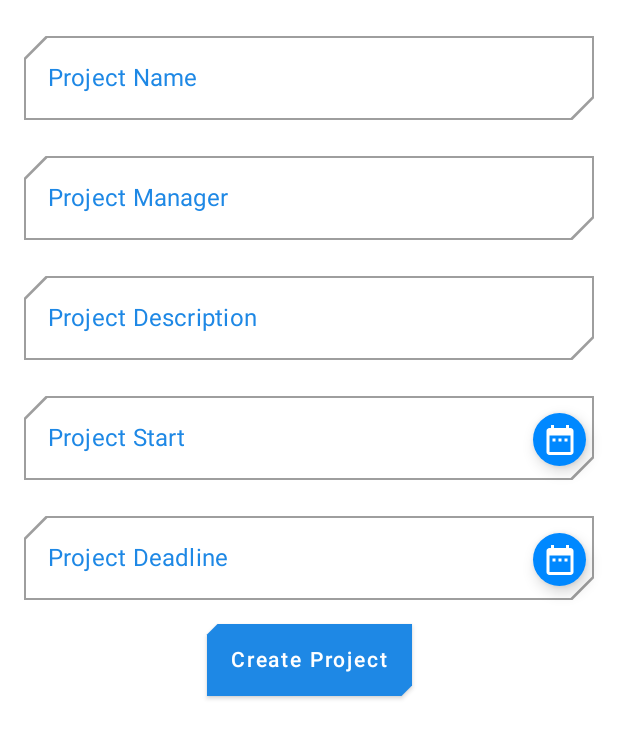
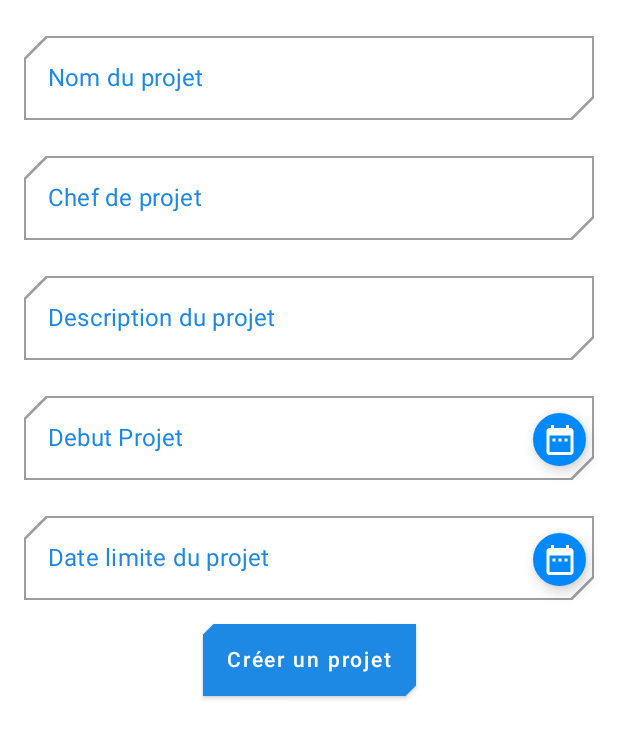
Before and after one commit to Ahmadou0306/MyApplication, an Android app built with Jetpack Compose: the composable ScaffoldContain shown on its own in the app's theme, on a phone screen of 412 x 824 dp. Shown: the top 738 px of the screen. Run offline under Robolectric (Android 15) with nearby library versions, the phone set to English and light mode, and no system bars.

Commit message:
"Traduction eng -> fr"

```diff
--- a/app/src/main/java/com/example/myapplication/projetmobile/ui/project/formulaireProjet.kt
+++ b/app/src/main/java/com/example/myapplication/projetmobile/ui/project/formulaireProjet.kt
@@ -151,7 +151,7 @@ fun ScaffoldContain(onFormNavigate: () -> Unit){
             onValueChange = {
                 name.value = it
             },
-            label = { Text(text = "Project Name", color = Color(color = 0xFF1E88E5)) },
+            label = { Text(text = "Nom du projet", color = Color(color = 0xFF1E88E5)) },
             textStyle = TextStyle(
                 fontSize = 16.sp
             ),
@@ -170,7 +170,7 @@ fun ScaffoldContain(onFormNavigate: () -> Unit){
             onValueChange = {
                 chefName.value = it
             },
-            label = { Text(text = "Project Manager", color = Color(color = 0xFF1E88E5)) },
+            label = { Text(text = "Chef de projet", color = Color(color = 0xFF1E88E5)) },
             textStyle = TextStyle(
                 fontSize = 16.sp
             ),
@@ -189,7 +189,7 @@ fun ScaffoldContain(onFormNavigate: () -> Unit){
                 description.value=it
             },
             shape= CutCornerShape(topStart = 15.dp, bottomEnd = 15.dp),
-            label = { Text(text = "Project Description", color = Color(color = 0xFF1E88E5)) },
+            label = { Text(text = "Description du projet", color = Color(color = 0xFF1E88E5)) },
             maxLines = 5,
             textStyle = TextStyle(
                 fontSize = 16.sp
@@ -212,7 +212,7 @@ fun ScaffoldContain(onFormNavigate: () -> Unit){
             onValueChange = {
                 dateStart.value = it
             },
-            label = { Text(text = "Project Start", color = Color(color = 0xFF1E88E5)) },
+            label = { Text(text = "Debut Projet", color = Color(color = 0xFF1E88E5)) },
             readOnly = true,
             trailingIcon = {
                 FloatingActionButton(onClick = { datePickerDialog.show() },
@@ -241,7 +241,7 @@ fun ScaffoldContain(onFormNavigate: () -> Unit){
             value = dateEnd.value,
             modifier = Modifier.fillMaxWidth(),
             onValueChange = { dateEnd.value = it },
-            label = { Text(text = "Project Deadline", color = Color(color = 0xFF1E88E5)) },
+            label = { Text(text = "Date limite du projet", color = Color(color = 0xFF1E88E5)) },
             readOnly = true,
             trailingIcon = {
                 FloatingActionButton(onClick = { datePickerDialog2.show() },
@@ -279,7 +279,7 @@ fun ScaffoldContain(onFormNavigate: () -> Unit){
             contentPadding = PaddingValues(16.dp)
         )
         {
-            Text(text = "Create Project", color = Color(color = 0xFFFFFFFF))
+            Text(text = "Créer un projet", color = Color(color = 0xFFFFFFFF))
         }
         if(formClickedScaffold){
             afficheMessageValidation()
```
